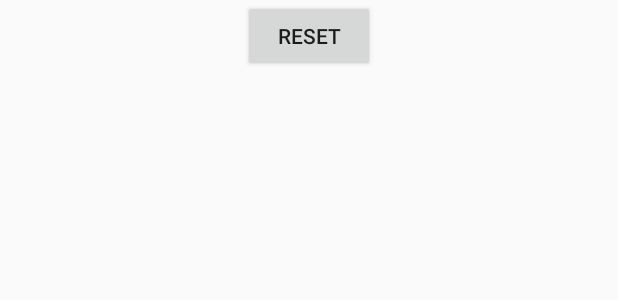
After one commit to zsx488266907/Git_one, an Android app: the layout activity_home.xml on its own in the app's theme, with its tools: preview values and no code run, on a phone screen of 412 x 824 dp. The commit adds this screen. Shown: the top 300 px of the screen. Run offline under Robolectric (Android 15) with nearby library versions, the phone set to English and light mode, and no system bars.

Commit message:
第二次修改

```diff
--- a/app/build.gradle
+++ b/app/build.gradle
@@ -23,6 +23,7 @@ dependencies {
     implementation fileTree(dir: 'libs', include: ['*.jar'])
     implementation 'com.android.support:appcompat-v7:28.0.0'
     implementation 'com.android.support.constraint:constraint-layout:1.1.3'
+    implementation 'com.android.support:design:28.0.0'
     testImplementation 'junit:junit:4.12'
     androidTestImplementation 'com.android.support.test:runner:1.0.2'
     androidTestImplementation 'com.android.support.test.espresso:espresso-core:3.0.2'
--- a/app/src/main/AndroidManifest.xml
+++ b/app/src/main/AndroidManifest.xml
@@ -1,5 +1,6 @@
 <?xml version="1.0" encoding="utf-8"?>
 <manifest xmlns:android="http://schemas.android.com/apk/res/android"
+    xmlns:tools="http://schemas.android.com/tools"
     package="com.prac.apti.gittest_one">
 
     <application
@@ -8,7 +9,9 @@
         android:label="@string/app_name"
         android:roundIcon="@mipmap/ic_launcher_round"
         android:supportsRtl="true"
-        android:theme="@style/AppTheme">
+        android:theme="@style/AppTheme"
+        tools:ignore="GoogleAppIndexingWarning">
+        <activity android:name=".HomeActivity" />
         <activity android:name=".MainActivity">
             <intent-filter>
                 <action android:name="android.intent.action.MAIN" />
--- /dev/null
+++ b/app/src/main/res/layout/activity_home.xml
@@ -0,0 +1,19 @@
+<?xml version="1.0" encoding="utf-8"?>
+<android.support.constraint.ConstraintLayout xmlns:android="http://schemas.android.com/apk/res/android"
+    xmlns:app="http://schemas.android.com/apk/res-auto"
+    xmlns:tools="http://schemas.android.com/tools"
+    android:layout_width="match_parent"
+    android:layout_height="match_parent"
+    tools:context=".HomeActivity">
+
+   <Button
+       android:id="@+id/button02"
+       app:layout_constraintLeft_toLeftOf="parent"
+       app:layout_constraintRight_toRightOf="parent"
+       app:layout_constraintTop_toTopOf="parent"
+       android:layout_width="wrap_content"
+       android:layout_height="wrap_content"
+       android:text="reset"
+       tools:ignore="HardcodedText" />
+
+</android.support.constraint.ConstraintLayout>
--- /dev/null
+++ b/app/src/main/res/values/dimens.xml
@@ -0,0 +1,3 @@
+<resources>
+    <dimen name="fab_margin">16dp</dimen>
+</resources>
--- a/app/src/main/res/values/strings.xml
+++ b/app/src/main/res/values/strings.xml
@@ -1,3 +1,4 @@
 <resources>
     <string name="app_name">GitTest_one</string>
+    <string name="title_activity_home">HomeActivity</string>
 </resources>
--- /dev/null
+++ b/settings.gradle
@@ -0,0 +1 @@
+include ':app'
```
Also changed, not shown: app/src/main/java/com/prac/apti/gittest_one/HomeActivity.java (added, +36 -0 lines), app/src/main/java/com/prac/apti/gittest_one/MainActivity.java (+7 -1 lines), app/src/main/res/layout/content_home.xml (added, +11 -0 lines), app/src/main/res/values/styles.xml (+9 -0 lines), build.gradle (added, +27 -0 lines), gradle.properties (added, +13 -0 lines), gradle/wrapper/gradle-wrapper.properties (added), 4 other files.
